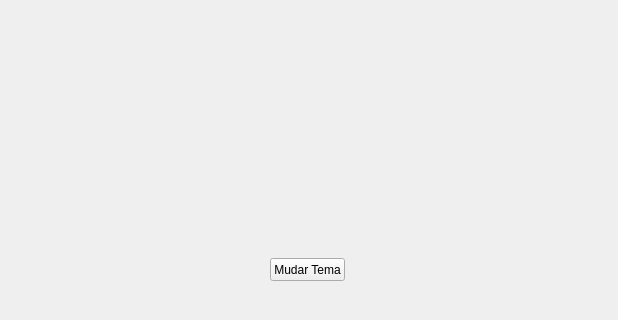
The window that App/view/ui/telaConfiguracoes.ui (Senac-SOR-ADS/Mapa-de-Sala) describes before a commit, drawn with Qt 5; both pictures show x 0 to 618 and y 242 to 562 of the 618 by 562 pixel window.
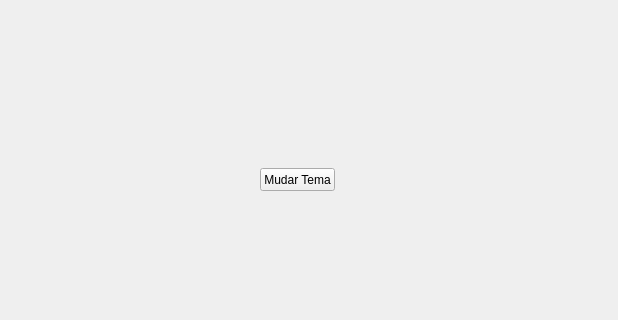
The same window after the commit.

Commit message:
Alteração das cores
Coloquei três cores bases como modo inicial e no arquivo .ui apenas coloquei o botão dentro de um widget

The edit to the form file:
```diff
--- a/App/view/ui/telaConfiguracoes.ui
+++ b/App/view/ui/telaConfiguracoes.ui
@@ -13,11 +13,20 @@
   <property name="windowTitle">
    <string>Form</string>
   </property>
+  <widget class="QWidget" name="widget" native="true">
+   <property name="geometry">
+    <rect>
+     <x>40</x>
+     <y>20</y>
+     <width>531</width>
+     <height>531</height>
+    </rect>
+   </property>
   <widget class="QPushButton" name="btnMudarTema">
    <property name="geometry">
     <rect>
-     <x>270</x>
-     <y>500</y>
+      <x>220</x>
+      <y>390</y>
      <width>75</width>
      <height>23</height>
     </rect>
@@ -25,6 +34,7 @@
    <property name="text">
     <string>Mudar Tema</string>
    </property>
+   </widget>
   </widget>
  </widget>
  <resources/>
```
Lines whose indentation alone changed are shown as unchanged. The commit also changes 1 other file.
